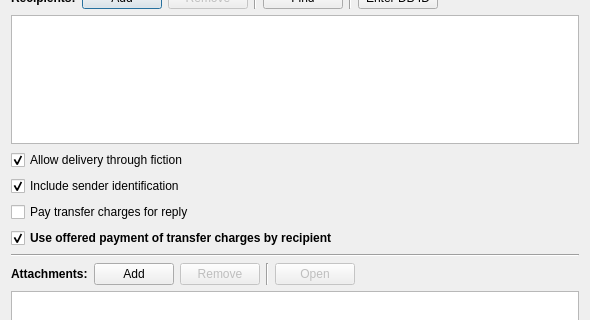
Qt form src/gui/ui/dlg_send_message.ui (psakar/datovka) before a commit; both pictures show x 0 to 590 and y 341 to 661 of the 590 by 800 pixel window.
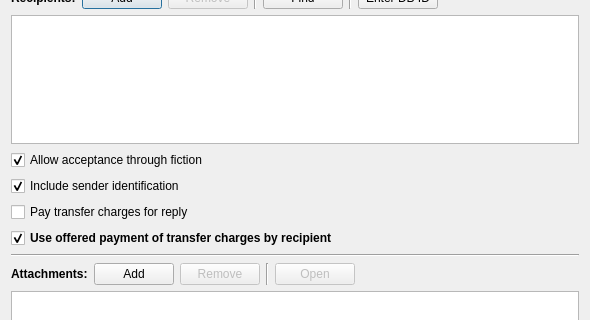
The same form after that commit. Icons and pictures are not drawn. Custom widgets are drawn as their Qt base class.

Commit message: Fixed inconsistent translation of delivery and acceptance.

The edit to the form file:
```diff
--- a/src/gui/ui/dlg_send_message.ui
+++ b/src/gui/ui/dlg_send_message.ui
@@ -518,7 +518,7 @@
 (currently) 10 days. This is delivery through fiction.</string>
      </property>
      <property name="text">
-      <string>Allow delivery through fiction</string>
+      <string>Allow acceptance through fiction</string>
      </property>
      <property name="checked">
       <bool>true</bool>
```
Left out of the diff: 6 changed lines with no effect on the pictures. The commit also changes 16 other files.
